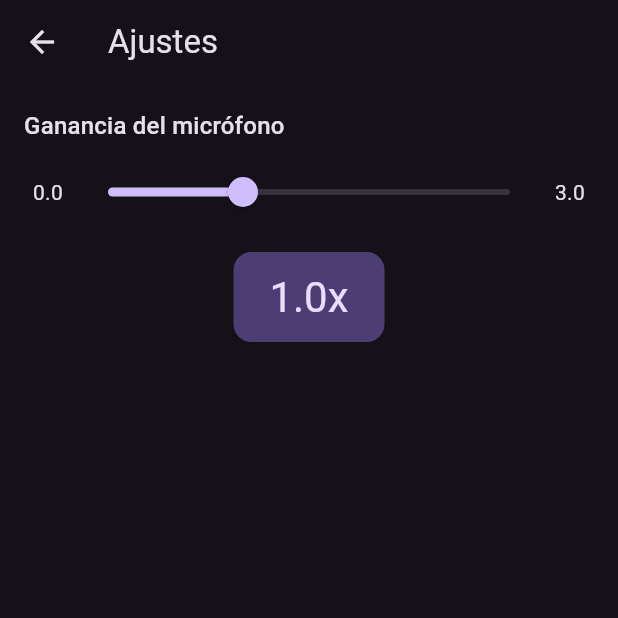
After one commit to lutgaru/Sinsajo, a Flutter app: the screen it shows after launch, after a tap on the "mic" icon, after a tap on the "settings" icon, on a phone screen of 412 x 824 dp, the top half of it. The commit adds this screen. Run offline on Flutter 3.47's test engine with Material 3 defaults, Android fonts, the light colour scheme and no system bars; our stand-ins replace flutter_riverpod, wakelock_plus; missing offline and left inert: record, vad.

Commit message:
feat: add mic gain adjustment in new settings screen
Create SettingsScreen with a slider for mic gain (0.0–3.0x)
Add SettingsNotifier/provider to manage gain state
Apply gain factor in AudioService._doubleListToPcm16 before PCM conversion
Wire gain from settings provider into AudioService on each recording start
Add settings icon in transcription AppBar for navigation
Update widget test for the new IconButton

```diff
--- a/sinsajo_client/lib/providers/transcription_provider.dart
+++ b/sinsajo_client/lib/providers/transcription_provider.dart
@@ -4,6 +4,7 @@ import 'dart:async';
 import 'package:flutter_riverpod/flutter_riverpod.dart';
 import '../services/audio_service.dart';
 import '../services/ws_service.dart';
+import 'settings_provider.dart';
 
 const String kWsUrl = 'ws://192.168.31.21:8765';
 
@@ -105,6 +106,7 @@ class TranscriptionNotifier extends Notifier<TranscriptionState> {
     }
 
     _ws.sendStart(sampleRate: kSampleRate);
+    _audio.gain = ref.read(settingsProvider).micGain;
     await _audio.start();
 
     _audioSub = _audio.chunks.listen((chunk) {
--- /dev/null
+++ b/sinsajo_client/lib/screens/settings_screen.dart
@@ -0,0 +1,65 @@
+import 'package:flutter/material.dart';
+import 'package:flutter_riverpod/flutter_riverpod.dart';
+import '../providers/settings_provider.dart';
+
+class SettingsScreen extends ConsumerWidget {
+  const SettingsScreen({super.key});
+
+  @override
+  Widget build(BuildContext context, WidgetRef ref) {
+    final settings = ref.watch(settingsProvider);
+
+    return Scaffold(
+      appBar: AppBar(
+        title: const Text('Ajustes'),
+      ),
+      body: Padding(
+        padding: const EdgeInsets.all(16),
+        child: Column(
+          crossAxisAlignment: CrossAxisAlignment.start,
+          children: [
+            Text(
+              'Ganancia del micrófono',
+              style: Theme.of(context).textTheme.titleMedium,
+            ),
+            const SizedBox(height: 8),
+            Row(
+              children: [
+                const SizedBox(width: 32, child: Text('0.0', textAlign: TextAlign.center)),
+                Expanded(
+                  child: Slider(
+                    value: settings.micGain,
+                    min: 0.0,
+                    max: 3.0,
+                    divisions: 60,
+                    label: '${settings.micGain.toStringAsFixed(1)}x',
+                    onChanged: (value) {
+                      ref.read(settingsProvider.notifier).setMicGain(value);
+                    },
+                  ),
+                ),
+                const SizedBox(width: 32, child: Text('3.0', textAlign: TextAlign.center)),
+              ],
+            ),
+            Center(
+              child: Container(
+                margin: const EdgeInsets.only(top: 16),
+                padding: const EdgeInsets.symmetric(horizontal: 24, vertical: 12),
+                decoration: BoxDecoration(
+                  color: Theme.of(context).colorScheme.primaryContainer,
+                  borderRadius: BorderRadius.circular(12),
+                ),
+                child: Text(
+                  '${settings.micGain.toStringAsFixed(1)}x',
+                  style: Theme.of(context).textTheme.headlineMedium?.copyWith(
+                    color: Theme.of(context).colorScheme.onPrimaryContainer,
+                  ),
+                ),
+              ),
+            ),
+          ],
+        ),
+      ),
+    );
+  }
+}
--- a/sinsajo_client/lib/screens/transcription_screen.dart
+++ b/sinsajo_client/lib/screens/transcription_screen.dart
@@ -6,6 +6,7 @@ import 'package:flutter_riverpod/flutter_riverpod.dart';
 import 'package:wakelock_plus/wakelock_plus.dart';
 import '../providers/transcription_provider.dart';
 import '../services/ws_service.dart';
+import 'settings_screen.dart';
 
 class TranscriptionScreen extends ConsumerWidget {
   const TranscriptionScreen({super.key});
@@ -27,7 +28,15 @@ class TranscriptionScreen extends ConsumerWidget {
       appBar: AppBar(
         title: const Text('Whisper Local'),
         actions: [
-          // Indicador de conexión WS
+          IconButton(
+            icon: const Icon(Icons.settings),
+            onPressed: () {
+              Navigator.of(context).push(
+                MaterialPageRoute(builder: (_) => const SettingsScreen()),
+              );
+            },
+            tooltip: 'Ajustes',
+          ),
           Padding(
             padding: const EdgeInsets.only(right: 16),
             child: _WsStatusDot(status: state.wsStatus),
--- a/sinsajo_client/lib/services/audio_service.dart
+++ b/sinsajo_client/lib/services/audio_service.dart
@@ -21,6 +21,8 @@ class AudioService {
   StreamSubscription? _speechEndSub;
   StreamSubscription? _errorSub;
   bool _isStopping = false;
+
+  double gain = 1.0;
 
   Stream<AudioChunk> get chunks => _chunkController!.stream;
   Future<bool> get hasPermission async => await _recorder.hasPermission();
@@ -104,10 +106,10 @@ class AudioService {
     _recorder.dispose();
   }
 
-  static Uint8List _doubleListToPcm16(List<double> samples) {
+  Uint8List _doubleListToPcm16(List<double> samples) {
     final pcm16 = Int16List(samples.length);
     for (var i = 0; i < samples.length; i++) {
-      pcm16[i] = (samples[i] * 32767).clamp(-32768, 32767).toInt();
+      pcm16[i] = (samples[i] * gain * 32767).clamp(-32768, 32767).toInt();
     }
     return Uint8List.view(pcm16.buffer);
   }
```
Also changed, not shown: sinsajo_client/lib/providers/settings_provider.dart (added, +23 -0 lines), 1 other file.
